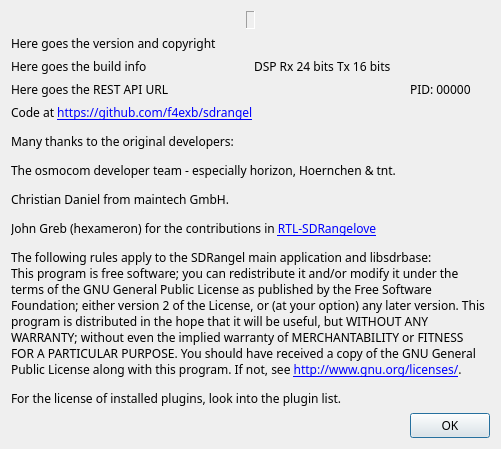
The window that sdrgui/gui/aboutdialog.ui (f4exb/sdrangel) describes before a commit, drawn with Qt 5.
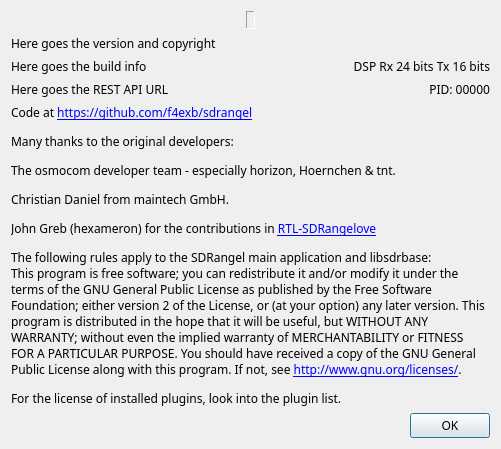
The same window after the commit. Icons and pictures are not drawn.

Commit message: About dialog: cosmetic changes

The edit to the form file:
```diff
--- a/sdrgui/gui/aboutdialog.ui
+++ b/sdrgui/gui/aboutdialog.ui
@@ -102,6 +102,9 @@
        <property name="text">
         <string>DSP Rx 24 bits Tx 16 bits</string>
        </property>
+       <property name="alignment">
+        <set>Qt::AlignRight|Qt::AlignTrailing|Qt::AlignVCenter</set>
+       </property>
       </widget>
      </item>
     </layout>
@@ -126,6 +129,9 @@
        <property name="text">
         <string>PID: 00000</string>
        </property>
+       <property name="alignment">
+        <set>Qt::AlignRight|Qt::AlignTrailing|Qt::AlignVCenter</set>
+       </property>
       </widget>
      </item>
     </layout>
```
